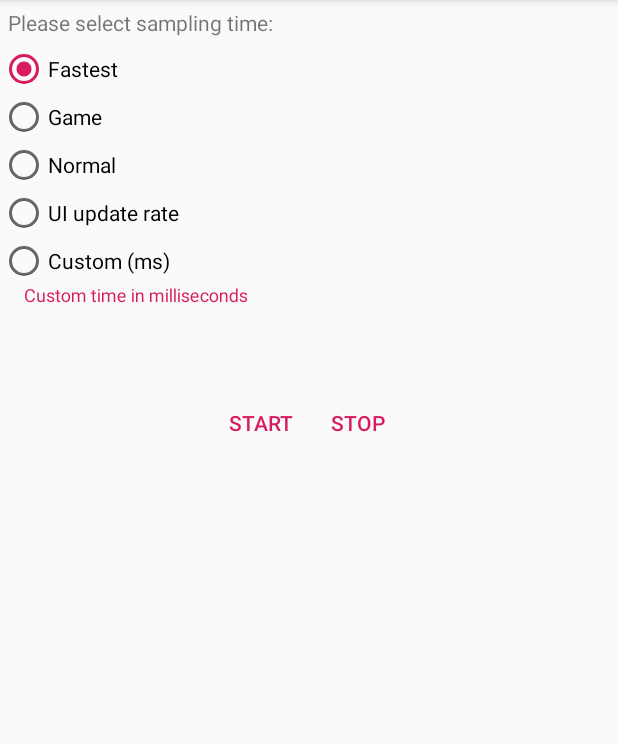
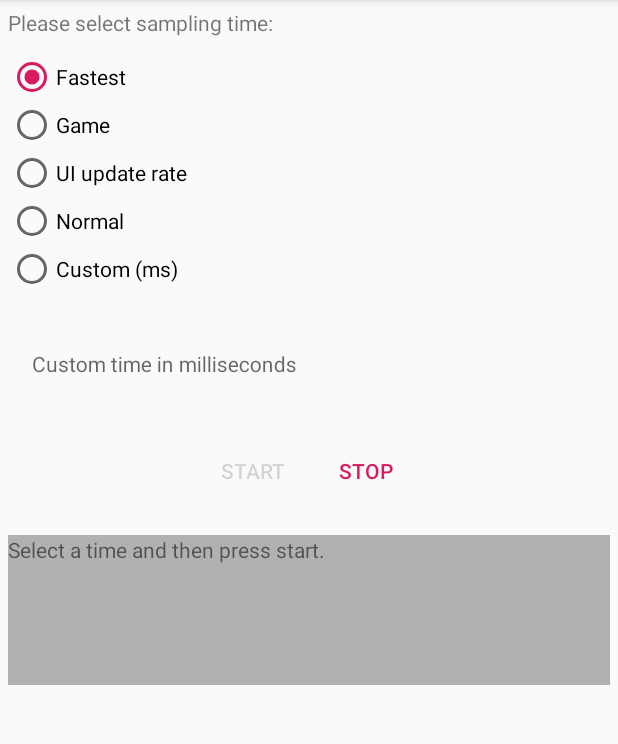
Before and after one commit to Thecave3/data_logger, an Android app: the screen it shows after launch (MainActivity), after a tap on "START", on a phone screen of 412 x 824 dp, the part 84-828 px from its top. Run offline under Robolectric (Android 15) with nearby library versions, the phone set to English and light mode, and no system bars.

Commit message:
implement time choosing

```diff
--- a/app/src/main/java/it/sapienza/datalogger/MainActivity.java
+++ b/app/src/main/java/it/sapienza/datalogger/MainActivity.java
@@ -9,8 +9,11 @@ import android.os.Bundle;
 import android.util.Log;
 import android.widget.Button;
 import android.widget.RadioGroup;
+import android.widget.TextView;
 
 import androidx.appcompat.app.AppCompatActivity;
+
+import com.google.android.material.textfield.TextInputEditText;
 
 import java.io.IOException;
 
@@ -22,17 +25,22 @@ public class MainActivity extends AppCompatActivity implements SensorEventListen
 
     private static final String TAG = MainActivity.class.getSimpleName();
 
-    private int samplingRate = 20000;
+    private int samplingRate;
+
     private boolean gyroReady = false;
     private boolean accelReady = false;
+
     private SensorLogger sensorLogger;
     private SensorManager mSensorManager;
+
     private Sensor gyroscope, accelerometer;
 
     private float accelXaxis, accelYaxis, accelZaxis;
     private float gyroXaxis, gyroYaxis, gyroZaxis;
     private long startTime = 0L;
 
+    private TextView debugger;
+    private TextInputEditText customTimeEditText;
     private RadioGroup timeRadioGroup;
 
     @Override
@@ -42,13 +50,14 @@ public class MainActivity extends AppCompatActivity implements SensorEventListen
         Button startBtn = findViewById(R.id.buttonStart);
         Button stopBtn = findViewById(R.id.buttonStop);
 
+        debugger = findViewById(R.id.debugger);
+
         mSensorManager = (SensorManager) getSystemService(Context.SENSOR_SERVICE);
         assert mSensorManager != null;
         gyroscope = mSensorManager.getDefaultSensor(Sensor.TYPE_GYROSCOPE);
         accelerometer = mSensorManager.getDefaultSensor(Sensor.TYPE_ACCELEROMETER);
 
-        final SensorEventListener listener = this;
-
+        customTimeEditText = findViewById(R.id.custom_time_value);
 
         timeRadioGroup = findViewById(R.id.timeRadioGroup);
 
@@ -56,41 +65,47 @@ public class MainActivity extends AppCompatActivity implements SensorEventListen
             switch (checkedId) {
                 case R.id.fastest:
                     samplingRate = SensorManager.SENSOR_DELAY_FASTEST;
+                    customTimeEditText.setEnabled(false);
                     break;
                 case R.id.ui:
                     samplingRate = SensorManager.SENSOR_DELAY_UI;
+                    customTimeEditText.setEnabled(false);
                     break;
                 case R.id.game:
                     samplingRate = SensorManager.SENSOR_DELAY_GAME;
+                    customTimeEditText.setEnabled(false);
                     break;
                 case R.id.normal:
                     samplingRate = SensorManager.SENSOR_DELAY_NORMAL;
+                    customTimeEditText.setEnabled(false);
                     break;
                 case R.id.custom:
-                    // enable input
+                    customTimeEditText.setEnabled(true);
                     break;
                 default:
-                    if (DEBUG)
-                        Log.e(TAG, "Error in selecting checking id");
+                    writeDebug("Error in selecting checking id");
             }
         });
 
+        timeRadioGroup.check(R.id.fastest);
 
+        final SensorEventListener listener = this;
         startBtn.setOnClickListener(v -> {
             try {
                 sensorLogger = new SensorLogger(getApplicationContext(), "");
+                samplingRate = customTimeEditText.isEnabled() ? getCustomTime(String.valueOf(customTimeEditText.getText())) : samplingRate;
                 mSensorManager.registerListener(listener, accelerometer, samplingRate);
                 mSensorManager.registerListener(listener, gyroscope, samplingRate);
-//                startBtn.setClickable(false);
-//                startBtn.setVisibility(View.INVISIBLE);
+                timeRadioGroup.setEnabled(false);
+                startBtn.setEnabled(false);
+                customTimeEditText.setEnabled(false);
+                stopBtn.setEnabled(true);
             } catch (IOException e) {
                 e.printStackTrace();
             }
         });
 
-        stopBtn.setOnClickListener(v ->
-
-        {
+        stopBtn.setOnClickListener(v -> {
             try {
                 mSensorManager.unregisterListener(listener);
                 sensorLogger.closeLogger();
@@ -98,6 +113,10 @@ public class MainActivity extends AppCompatActivity implements SensorEventListen
                 e.printStackTrace();
             }
             sensorLogger = null;
+            stopBtn.setEnabled(false);
+            timeRadioGroup.setEnabled(true);
+            startBtn.setEnabled(true);
+            customTimeEditText.setEnabled(true);
         });
     }
 
@@ -138,6 +157,37 @@ public class MainActivity extends AppCompatActivity implements SensorEventListen
 
     @Override
     public void onAccuracyChanged(Sensor sensor, int accuracy) {
+        writeDebug("onAccuracyChanged: accuracy changed");
+    }
 
+    /**
+     * Auxiliary method to parse correctly the custom time in input by the user
+     *
+     * @param inputTime #{String} version of the input
+     * @return integer version of inputTime
+     */
+    private int getCustomTime(String inputTime) {
+        // if there're some constraints they've to be checked here
+        return Integer.parseInt(String.format("%s", inputTime));
     }
+
+
+    /**
+     * Write a message debug into log and text debugger.
+     * The message will be logged into the debug logger of Android if DEBUG is enabled.
+     *
+     * @param message message to be written
+     */
+    private void writeDebug(final String message) {
+        runOnUiThread(() -> {
+            if (debugger.getLineCount() == debugger.getMaxLines())
+                debugger.setText(String.format("%s\n", message));
+            else
+                debugger.setText(String.format("%s%s\n", String.valueOf(debugger.getText()), message));
+        });
+
+        if (DEBUG)
+            Log.d(TAG, "OUD: " + message);
+    }
+
 }
--- a/app/src/main/res/layout/activity_main.xml
+++ b/app/src/main/res/layout/activity_main.xml
@@ -18,7 +18,7 @@
         android:id="@+id/timeRadioGroup"
         android:layout_width="wrap_content"
         android:layout_height="wrap_content"
-        android:checkedButton="@+id/fastest">
+        android:padding="5dp">
 
         <RadioButton
             android:id="@+id/fastest"
@@ -33,16 +33,17 @@
             android:text="@string/game" />
 
         <RadioButton
+            android:id="@+id/ui"
+            android:layout_width="wrap_content"
+            android:layout_height="wrap_content"
+            android:text="@string/ui_update_rate" />
+
+
+        <RadioButton
             android:id="@+id/normal"
             android:layout_width="wrap_content"
             android:layout_height="wrap_content"
             android:text="@string/normal" />
-
-        <RadioButton
-            android:id="@+id/ui"
-            android:layout_width="wrap_content"
-            android:layout_height="wrap_content"
-            android:text="@string/ui_update_rate" />
 
         <RadioButton
             android:id="@+id/custom"
@@ -56,25 +57,30 @@
     <com.google.android.material.textfield.TextInputLayout
         android:layout_width="match_parent"
         android:layout_height="wrap_content"
-        android:hint="@string/desc_custom_time">
+        android:hint="@string/desc_custom_time"
+        android:padding="5dp">
 
         <com.google.android.material.textfield.TextInputEditText
+            android:id="@+id/custom_time_value"
+            style="@style/Widget.MaterialComponents.TextInputLayout.OutlinedBox"
             android:layout_width="match_parent"
             android:layout_height="wrap_content"
-            style="@style/Widget.MaterialComponents.TextInputLayout.OutlinedBox" />
+            android:inputType="number" />
 
     </com.google.android.material.textfield.TextInputLayout>
 
     <LinearLayout
         android:layout_width="wrap_content"
         android:layout_height="wrap_content"
-        android:layout_gravity="center">
+        android:layout_gravity="center"
+        android:padding="5dp">
 
         <Button
             android:id="@+id/buttonStart"
             style="?android:attr/buttonBarButtonStyle"
             android:layout_width="wrap_content"
             android:layout_height="wrap_content"
+            android:layout_margin="5dp"
             android:padding="5dp"
             android:text="@string/start" />
 
@@ -83,9 +89,23 @@
             style="?android:attr/buttonBarButtonStyle"
             android:layout_width="wrap_content"
             android:layout_height="wrap_content"
+            android:layout_margin="5dp"
+            android:padding="5dp"
             android:text="@string/stop" />
 
     </LinearLayout>
 
 
+    <TextView
+        android:id="@+id/debugger"
+        android:layout_width="match_parent"
+        android:layout_height="wrap_content"
+        android:layout_margin="5dp"
+        android:background="#4b000000"
+        android:maxLines="10"
+        android:minHeight="100dp"
+        android:minLines="1"
+        android:text="@string/debugger" />
+
+
 </LinearLayout>
--- a/app/src/main/res/values/strings.xml
+++ b/app/src/main/res/values/strings.xml
@@ -9,4 +9,5 @@
     <string name="ui_update_rate">UI update rate</string>
     <string name="custom">Custom (ms)</string>
     <string name="desc_custom_time">Custom time in milliseconds</string>
+    <string name="debugger">Select a time and then press start.</string>
 </resources>
```
